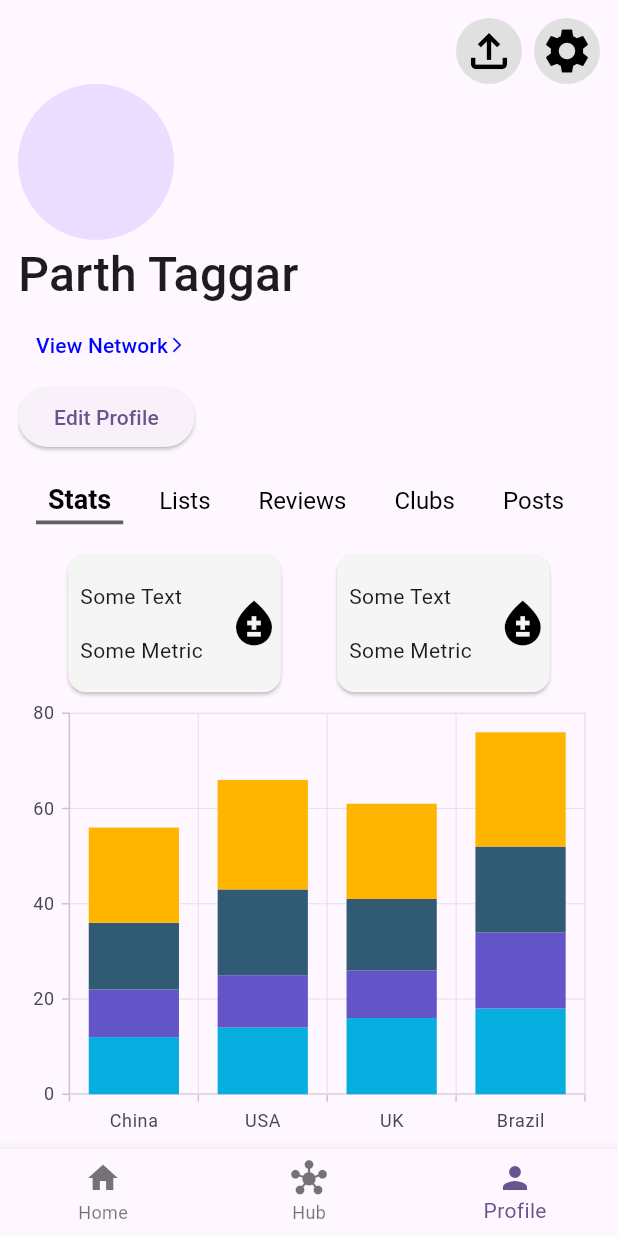
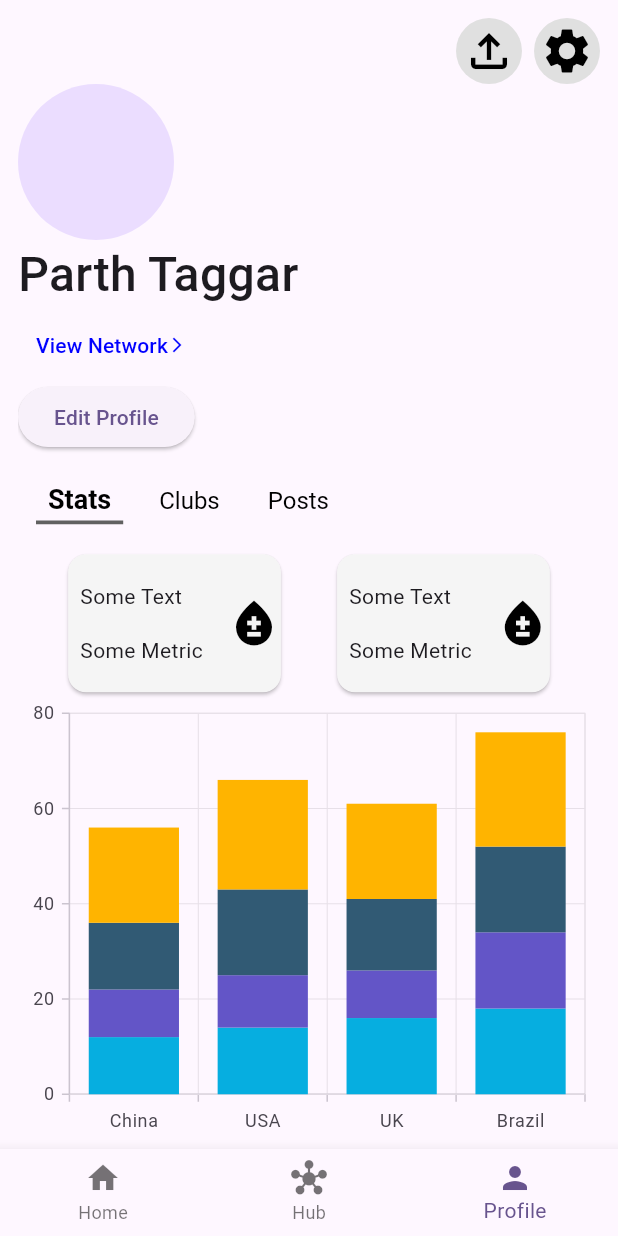
Before and after one commit to Parth-11/Athelia-App, a Flutter app: the screen it shows after launch, item 3 of the bottom bar chosen, on a phone screen of 412 x 824 dp. Run offline on Flutter 3.47's test engine with Material 3 defaults, Android fonts, the phone set to English and light mode, and no system bars; our stand-ins replace syncfusion_flutter_charts.

Commit message:
removed unnecessary options and added new subsections

```diff
--- a/lib/screens/profile/lists.dart
+++ b/lib/screens/profile/clubs.dart
@@ -1,7 +1,7 @@
 import 'package:flutter/material.dart';
 
-class ListsSubSection extends StatelessWidget {
-  const ListsSubSection({super.key});
+class ClubsSubSection extends StatelessWidget {
+  const ClubsSubSection({super.key});
 
   @override
   Widget build(BuildContext context) {
--- a/lib/screens/profile/profile_page.dart
+++ b/lib/screens/profile/profile_page.dart
@@ -1,5 +1,6 @@
 import 'package:athelia/screens/profile/edit_profile.dart';
-import 'package:athelia/screens/profile/lists.dart';
+import 'package:athelia/screens/profile/clubs.dart';
+import 'package:athelia/screens/profile/posts.dart';
 import 'package:athelia/screens/profile/settings.dart';
 import 'package:athelia/screens/profile/stats.dart';
 import 'package:athelia/widgets/profile/custom_button.dart';
@@ -18,7 +19,11 @@ class _ProfilePageState extends State<ProfilePage> {
 
   final String userName = 'Parth Taggar';
 
-  final List<Widget> _optionList = [StatsSubSection(), ListsSubSection()];
+  final List<Widget> _optionList = [
+    StatsSubSection(),
+    ClubsSubSection(),
+    PostsSubSection(),
+  ];
 
   void pageChange(index) {
     setState(() {
@@ -88,7 +93,7 @@ class _ProfilePageState extends State<ProfilePage> {
             child: Text('Edit Profile'),
           ),
           OptionList(
-            options: ['Stats', 'Lists', 'Reviews', 'Clubs', 'Posts'],
+            options: ['Stats', 'Clubs', 'Posts'],
             onChanged: pageChange,
           ),
           _optionList[selected],
--- a/pubspec.yaml
+++ b/pubspec.yaml
@@ -34,6 +34,7 @@ dependencies:
   # Use with the CupertinoIcons class for iOS style icons.
   cupertino_icons: ^1.0.8
   syncfusion_flutter_charts: ^29.1.41
+  fast_charts: ^0.2.2
 
 dev_dependencies:
   flutter_test:
```
Also changed, not shown: lib/screens/profile/posts.dart (added, +10 -0 lines), pubspec.lock.
